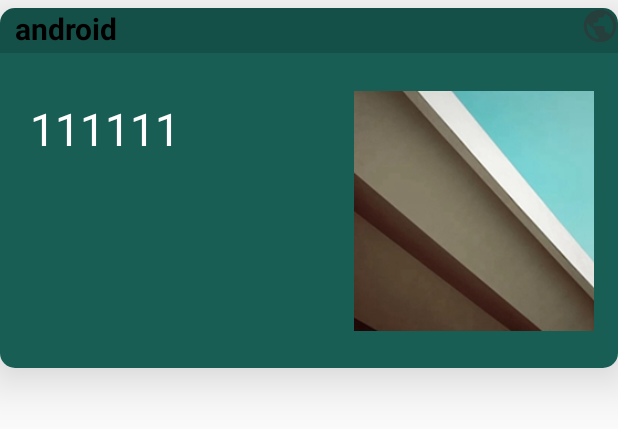
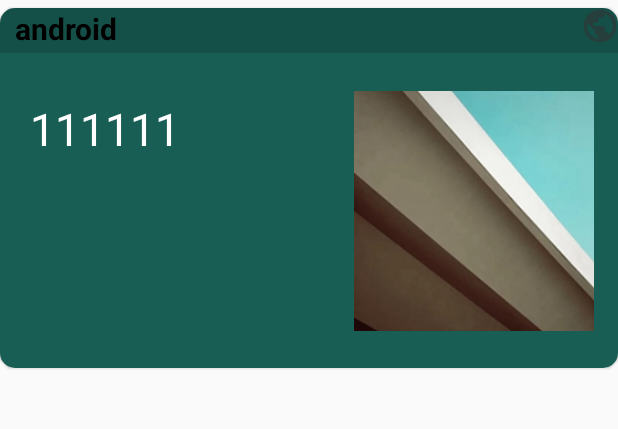
Before and after one commit to TheKeyDU/Keyframework, an Android app: the layout item_customize.xml on its own in the app's theme, with its tools: preview values and no code run, on a phone screen of 412 x 824 dp. Shown: the top 429 px of the screen. Run offline under Robolectric (Android 15) with nearby library versions, the phone set to English and light mode, and no system bars.

Commit message:
save界面完成

```diff
--- a/app/src/main/res/layout/item_customize.xml
+++ b/app/src/main/res/layout/item_customize.xml
@@ -10,7 +10,7 @@
         android:layout_height="240dp"
         android:layout_marginTop="5dp"
         app:cardCornerRadius="10dp"
-        app:cardElevation="20dp"
+        app:cardElevation="1dp"
         app:layout_constraintTop_toTopOf="parent">
 
         <androidx.constraintlayout.widget.ConstraintLayout
```
Also changed, not shown: app/src/main/java/com/example/keyframework/recylerViewLayoutManager/RLayoutManager.kt (+6 -6 lines).
